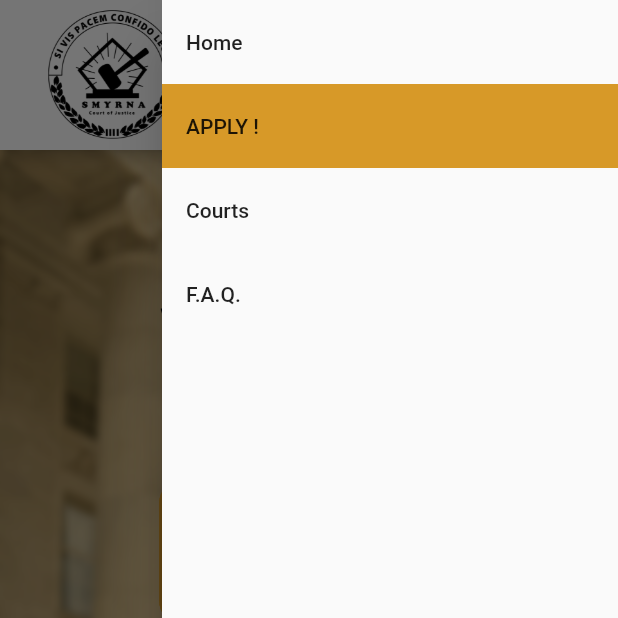
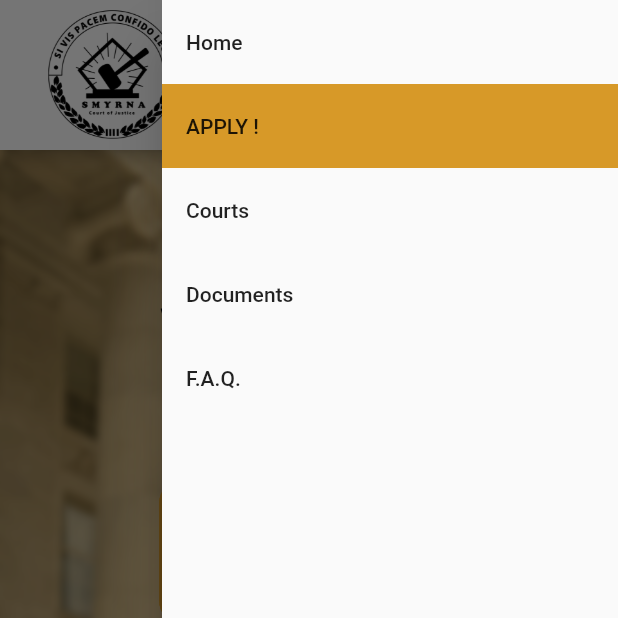
Before and after one commit to battletech45/smyrna_courts_of_justice, a Flutter app: the screen it shows after launch, with the side drawer open, on a phone screen of 412 x 824 dp, the top half of it. Run offline on Flutter 3.47's test engine with Material 2 defaults, Android fonts, the phone set to English and light mode, and no system bars; our stand-ins replace url_launcher_web; missing offline and left inert: pdfx.

Commit message:
Documents page added to drawer

```diff
--- a/lib/main.dart
+++ b/lib/main.dart
@@ -45,7 +45,7 @@ class HomePage extends StatefulWidget {
 
 class _HomePageState extends State<HomePage> {
 
-  List<Widget> bodyWidgets = const [Home(), Apply(), Courts(), Details()];
+  List<Widget> bodyWidgets =  const [Home(), Apply(), Courts(), Document(), Details()];
 
   void _changeState() {
     HomePage.index = widget.homeIndex;
@@ -102,10 +102,18 @@ class _HomePageState extends State<HomePage> {
                       });
                     },
                   ),ListTile(
+                    title: const Text('Documents'),
+                    onTap: () {
+                      setState(() {
+                        widget.homeIndex = 3;
+                        Navigator.pop(context);
+                      });
+                    },
+                  ),ListTile(
                     title: const Text('F.A.Q.'),
                     onTap: () {
                       setState(() {
-                        widget.homeIndex = 3;
+                        widget.homeIndex = 4;
                         Navigator.pop(context);
                       });
                     },
@@ -167,10 +175,18 @@ class _HomePageState extends State<HomePage> {
                       });
                     },
                   ),ListTile(
+                    title: const Text('Documents'),
+                    onTap: () {
+                      setState(() {
+                        widget.homeIndex = 3;
+                        Navigator.pop(context);
+                      });
+                    },
+                  ),ListTile(
                     title: const Text('F.A.Q.'),
                     onTap: () {
                       setState(() {
-                        widget.homeIndex = 3;
+                        widget.homeIndex = 4;
                         Navigator.pop(context);
                       });
                     },
```
